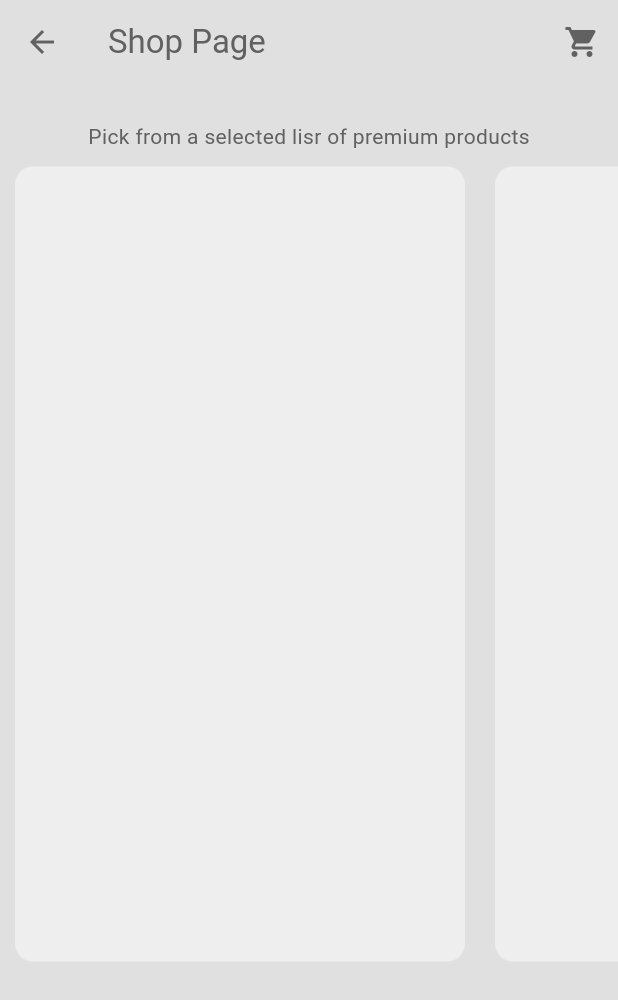
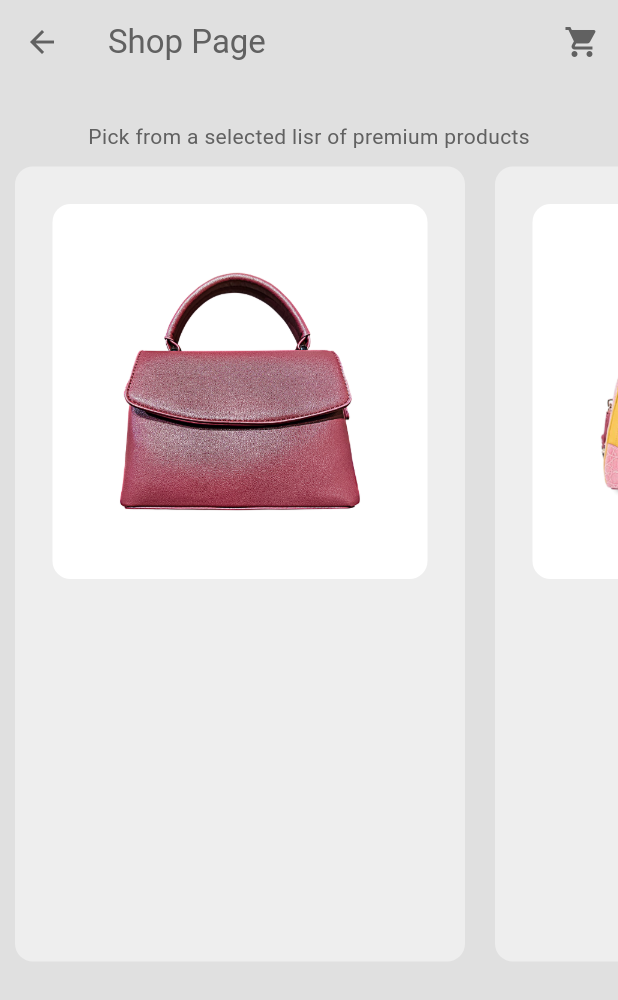
Before and after one commit to Codewithjalloh/app_three_ecommerce, a Flutter app: the ShopPage screen opened by its route, on a phone screen of 412 x 824 dp. Shown: the top 1000 px of the screen. Run offline on Flutter 3.47's test engine with Material 3 defaults, Android fonts, the phone set to English and light mode, and no system bars.

Commit message:
product image update

```diff
--- a/lib/components/my_product_tile.dart
+++ b/lib/components/my_product_tile.dart
@@ -54,7 +54,25 @@ class MyProductTile extends StatelessWidget {
       child: Column(
         crossAxisAlignment: CrossAxisAlignment.start,
         mainAxisAlignment: MainAxisAlignment.spaceBetween,
-        children: [],
+        children: [
+          Column(
+            crossAxisAlignment: CrossAxisAlignment.start,
+            children: [
+              // product image
+              AspectRatio(
+                aspectRatio: 1,
+                child: Container(
+                  decoration: BoxDecoration(
+                      color: Theme.of(context).colorScheme.secondary,
+                      borderRadius: BorderRadius.circular(12)),
+                  width: double.infinity,
+                  padding: EdgeInsets.all(25),
+                  child: Image.asset(product.imagePath),
+                ),
+              )
+            ],
+          )
+        ],
       ),
     );
   }
```
